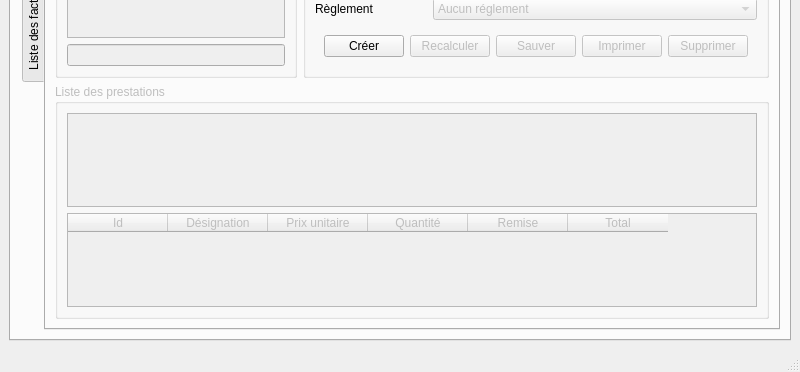
Qt form ui/Qfacture.ui (jpec/Qfacture) before a commit; both pictures show x 0 to 800 and y 218 to 590 of the 800 by 590 pixel window.
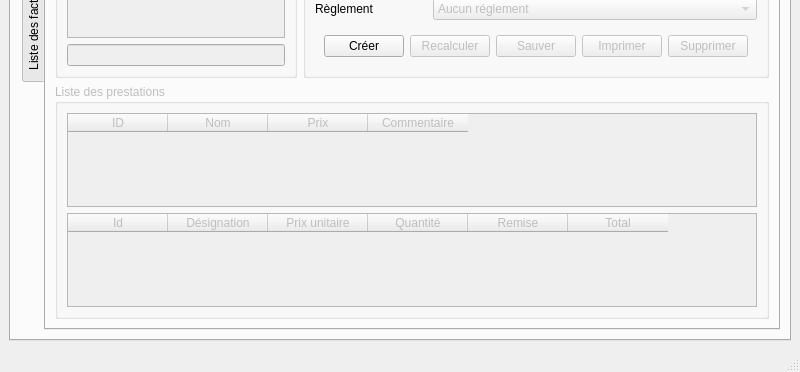
The same form after that commit. The open tabs and pages were chosen to show the change. Icons and pictures are not drawn.

Patch:
```diff
--- a/ui/Qfacture.ui
+++ b/ui/Qfacture.ui
@@ -1407,10 +1407,39 @@
                 </widget>
                </item>
                <item row="0" column="0">
-                <widget class="QListWidget" name="fArtList">
+                <widget class="QTableWidget" name="fArtList">
+                 <property name="editTriggers">
+                  <set>QAbstractItemView::NoEditTriggers</set>
+                 </property>
                  <property name="alternatingRowColors">
                   <bool>true</bool>
                  </property>
+                 <property name="selectionMode">
+                  <enum>QAbstractItemView::SingleSelection</enum>
+                 </property>
+                 <property name="sortingEnabled">
+                  <bool>true</bool>
+                 </property>
+                 <column>
+                  <property name="text">
+                   <string>ID</string>
+                  </property>
+                 </column>
+                 <column>
+                  <property name="text">
+                   <string>Nom</string>
+                  </property>
+                 </column>
+                 <column>
+                  <property name="text">
+                   <string>Prix</string>
+                  </property>
+                 </column>
+                 <column>
+                  <property name="text">
+                   <string>Commentaire</string>
+                  </property>
+                 </column>
                 </widget>
                </item>
               </layout>
```
Left out of the diff: 25 changed lines with no effect on the pictures.
